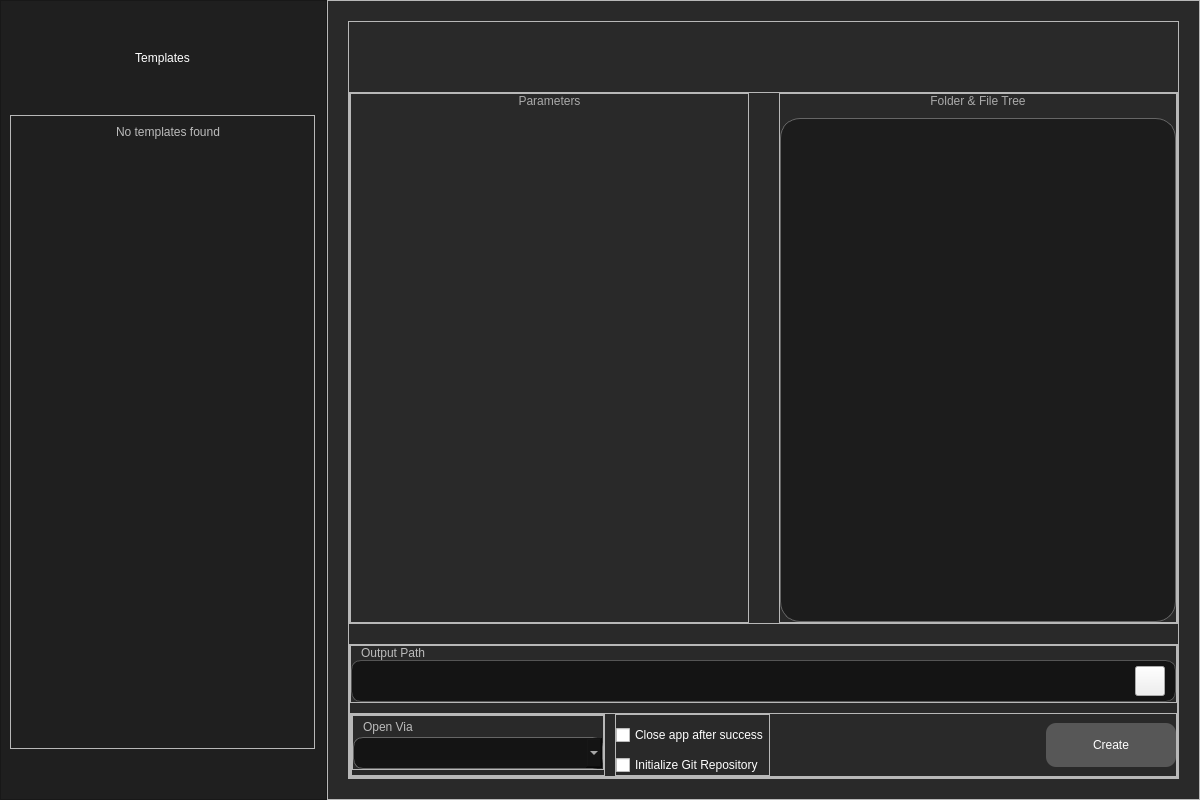
This is app/design/main_window.ui in KrazyManJ/templatoron as Qt 5 draws it before an edit. The edited form follows.
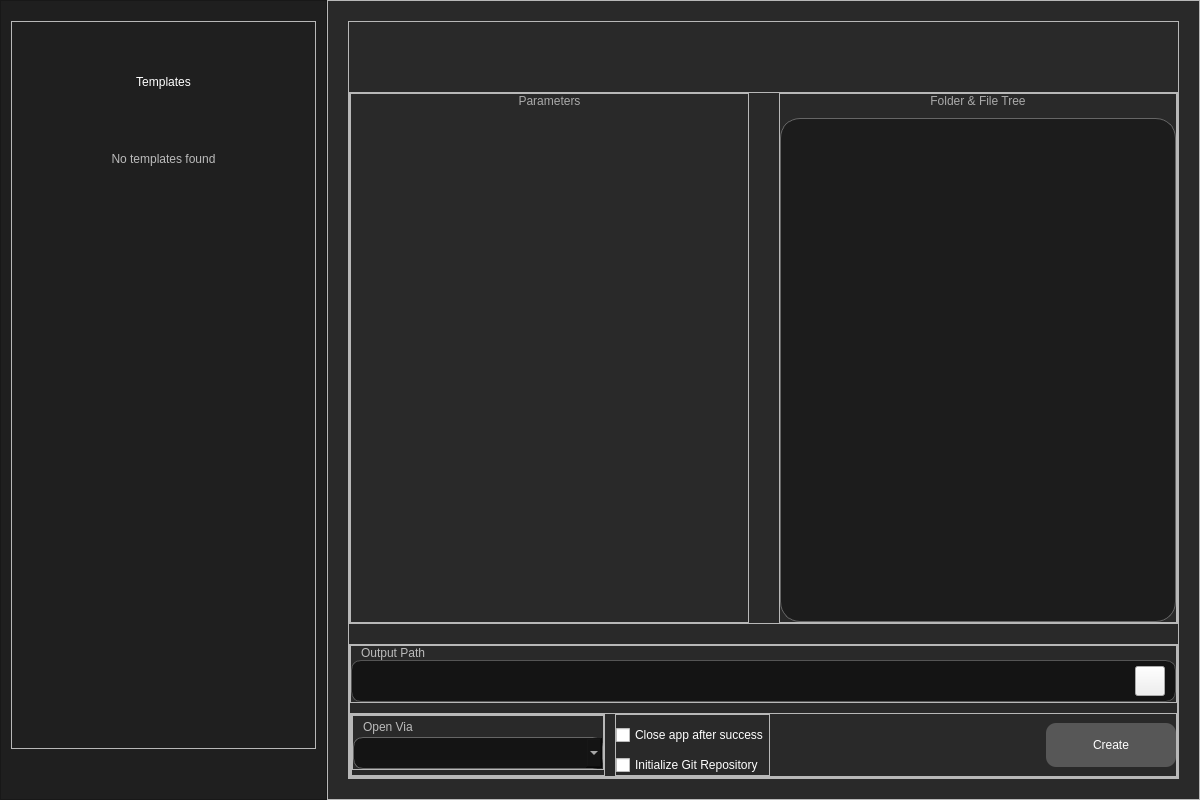
This is the edited form. Icons and pictures are not drawn.

Commit message: Added console output via native os terminal, added systemsupport.py to support multi-os things, moved dialogs to separate file, refactored code

```diff
--- a/app/design/main_window.ui
+++ b/app/design/main_window.ui
@@ -216,33 +216,20 @@
      </property>
      <layout class="QVBoxLayout" name="verticalLayout">
       <property name="spacing">
-       <number>50</number>
+       <number>0</number>
+      </property>
+      <property name="leftMargin">
+       <number>10</number>
       </property>
       <property name="topMargin">
-       <number>50</number>
+       <number>20</number>
       </property>
       <property name="rightMargin">
-       <number>11</number>
+       <number>10</number>
       </property>
       <property name="bottomMargin">
        <number>50</number>
       </property>
-      <item>
-       <widget class="QLabel" name="TemplateLabel">
-        <property name="maximumSize">
-         <size>
-          <width>16777215</width>
-          <height>100</height>
-         </size>
-        </property>
-        <property name="text">
-         <string>Templates</string>
-        </property>
-        <property name="alignment">
-         <set>Qt::AlignCenter</set>
-        </property>
-       </widget>
-      </item>
       <item>
        <widget class="QFrame" name="TemplateListContent">
         <property name="frameShape">
@@ -252,12 +239,43 @@
          <enum>QFrame::Raised</enum>
         </property>
         <layout class="QVBoxLayout" name="verticalLayout_4">
+         <property name="spacing">
+          <number>20</number>
+         </property>
          <property name="leftMargin">
-          <number>11</number>
+          <number>10</number>
+         </property>
+         <property name="topMargin">
+          <number>10</number>
          </property>
          <property name="rightMargin">
-          <number>0</number>
+          <number>10</number>
          </property>
+         <property name="bottomMargin">
+          <number>10</number>
+         </property>
+         <item>
+          <widget class="QLabel" name="TemplateLabel">
+           <property name="minimumSize">
+            <size>
+             <width>0</width>
+             <height>100</height>
+            </size>
+           </property>
+           <property name="maximumSize">
+            <size>
+             <width>16777215</width>
+             <height>100</height>
+            </size>
+           </property>
+           <property name="text">
+            <string>Templates</string>
+           </property>
+           <property name="alignment">
+            <set>Qt::AlignCenter</set>
+           </property>
+          </widget>
+         </item>
          <item>
           <widget class="QLabel" name="NoTemplatesFoundLabel">
            <property name="text">
```
The commit also changes 5 other files.
